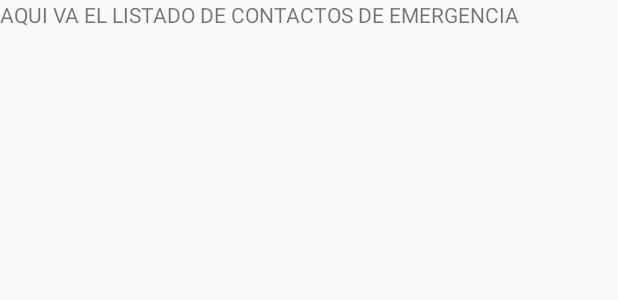
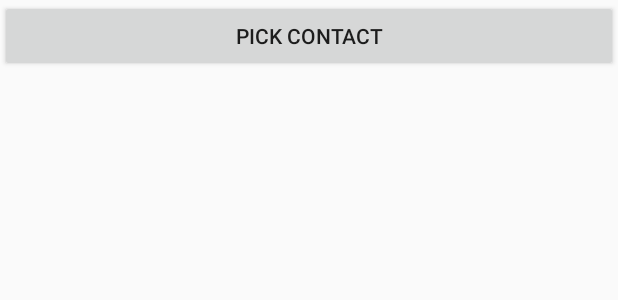
Before and after one commit to Dannysalazarm07/BiciCrash, an Android app: the layout fragment_contacts.xml on its own in the app's theme, with its tools: preview values and no code run, on a phone screen of 412 x 824 dp. Shown: the top 300 px of the screen. Run offline under Robolectric (Android 15) with nearby library versions, the light colour scheme and no system bars.

Commit message:
- Se agrega la seleccion de los contactos en el dispositivo - Se muestra un listado con los contactos seleccionados

```diff
--- a/app/src/main/java/unal/edu/co/bicicrash/Activities/RegressiveTime.java
+++ b/app/src/main/java/unal/edu/co/bicicrash/Activities/RegressiveTime.java
@@ -9,7 +9,6 @@ import android.view.View;
 import android.widget.TextView;
 
 import unal.edu.co.bicicrash.R;
-import unal.edu.co.bicicrash.fragments.MainFragment;
 
 public class RegressiveTime extends AppCompatActivity {
     TextView timerView;
--- a/app/src/main/java/unal/edu/co/bicicrash/Activities/ToolsActivity.java
+++ b/app/src/main/java/unal/edu/co/bicicrash/Activities/ToolsActivity.java
@@ -10,9 +10,9 @@ import unal.edu.co.bicicrash.Utils.SectionsPagerAdapter;
 
 
 import unal.edu.co.bicicrash.R;
-import unal.edu.co.bicicrash.fragments.ContactsFragment;
-import unal.edu.co.bicicrash.fragments.InformationFragment;
-import unal.edu.co.bicicrash.fragments.SettingsFragment;
+import unal.edu.co.bicicrash.Fragments.ContactsFragment;
+import unal.edu.co.bicicrash.Fragments.InformationFragment;
+import unal.edu.co.bicicrash.Fragments.SettingsFragment;
 
 public class ToolsActivity extends AppCompatActivity {
     ViewPager mViewPagerTool;
--- a/app/src/main/java/unal/edu/co/bicicrash/fragments/InformationFragment.java
+++ b/app/src/main/java/unal/edu/co/bicicrash/Fragments/InformationFragment.java
@@ -1,15 +1,11 @@
-package unal.edu.co.bicicrash.fragments;
+package unal.edu.co.bicicrash.Fragments;
 
-import android.content.Context;
-import android.media.MediaCodec;
-import android.net.Uri;
 import android.os.Bundle;
 import android.support.v4.app.Fragment;
 import android.util.Patterns;
 import android.view.LayoutInflater;
 import android.view.View;
 import android.view.ViewGroup;
-import android.widget.Button;
 
 import java.util.regex.Pattern;
 
--- a/app/src/main/java/unal/edu/co/bicicrash/fragments/SettingsFragment.java
+++ b/app/src/main/java/unal/edu/co/bicicrash/Fragments/SettingsFragment.java
@@ -1,7 +1,5 @@
-package unal.edu.co.bicicrash.fragments;
+package unal.edu.co.bicicrash.Fragments;
 
-import android.content.Context;
-import android.net.Uri;
 import android.os.Bundle;
 import android.support.v4.app.Fragment;
 import android.view.LayoutInflater;
--- a/app/src/main/res/layout/fragment_contacts.xml
+++ b/app/src/main/res/layout/fragment_contacts.xml
@@ -1,12 +1,30 @@
-<FrameLayout xmlns:android="http://schemas.android.com/apk/res/android"
+<RelativeLayout xmlns:android="http://schemas.android.com/apk/res/android"
     xmlns:tools="http://schemas.android.com/tools"
     android:layout_width="match_parent"
     android:layout_height="match_parent"
-    tools:context="unal.edu.co.bicicrash.fragments.ContactsFragment">
+    tools:context="unal.edu.co.bicicrash.Fragments.ContactsFragment">
+
+
+    <Button
+        android:id="@+id/pickcontact"
+        android:layout_width="match_parent"
+        android:layout_height="wrap_content"
+        android:text="Pick Contact"
+        android:layout_alignParentTop="true"
+        android:layout_alignParentStart="true" />
 
     <TextView
+        android:id="@+id/contactnumber"
+        android:layout_width="fill_parent"
+        android:layout_height="100dp"
+        android:layout_below="@+id/pickcontact"
+        android:layout_alignParentStart="true" />
+
+    <ListView
         android:layout_width="match_parent"
-        android:layout_height="match_parent"
-        android:text="AQUI VA EL LISTADO DE CONTACTOS DE EMERGENCIA" />
+        android:layout_height="wrap_content"
+        android:id="@+id/listViewContact"
+        android:layout_below="@+id/contactnumber"
+        />
 
-</FrameLayout>
+</RelativeLayout>
--- a/app/src/main/res/layout/fragment_main.xml
+++ b/app/src/main/res/layout/fragment_main.xml
@@ -3,7 +3,7 @@
     xmlns:tools="http://schemas.android.com/tools"
     android:layout_width="match_parent"
     android:layout_height="match_parent"
-    tools:context="unal.edu.co.bicicrash.fragments.MainFragment">
+    tools:context="unal.edu.co.bicicrash.Fragments.MainFragment">
 
     <com.jjoe64.graphview.GraphView
         android:layout_width="match_parent"
--- a/app/src/main/res/layout/fragment_settings.xml
+++ b/app/src/main/res/layout/fragment_settings.xml
@@ -2,7 +2,7 @@
     xmlns:tools="http://schemas.android.com/tools"
     android:layout_width="match_parent"
     android:layout_height="match_parent"
-    tools:context="unal.edu.co.bicicrash.fragments.SettingsFragment">
+    tools:context="unal.edu.co.bicicrash.Fragments.SettingsFragment">
 
     <TextView
         android:layout_width="match_parent"
```
Also changed, not shown: app/src/main/java/unal/edu/co/bicicrash/Activities/MainActivity.java (+2 -8 lines), app/src/main/java/unal/edu/co/bicicrash/Fragments/BiciMapFragment.java (renamed from app/src/main/java/unal/edu/co/bicicrash/fragments/BiciMapFragment.java, +1 -6 lines), app/src/main/java/unal/edu/co/bicicrash/Fragments/ContactsFragment.java (added, +112 -0 lines), app/src/main/java/unal/edu/co/bicicrash/Fragments/MainFragment.java (renamed from app/src/main/java/unal/edu/co/bicicrash/fragments/MainFragment.java, +6 -10 lines), app/src/main/java/unal/edu/co/bicicrash/Utils/AdapterItem.java (added, +71 -0 lines), app/src/main/java/unal/edu/co/bicicrash/Utils/BiciContact.java (added, +45 -0 lines), app/src/main/java/unal/edu/co/bicicrash/Utils/SectionsPagerAdapterForMainActivity.java (+1 -6 lines), app/src/main/java/unal/edu/co/bicicrash/fragments/ContactsFragment.java (deleted, +0 -28 lines), app/src/main/res/layout/item_contact.xml (added, +45 -0 lines), app/src/main/res/drawable/bicicrash_icon.png (added).
